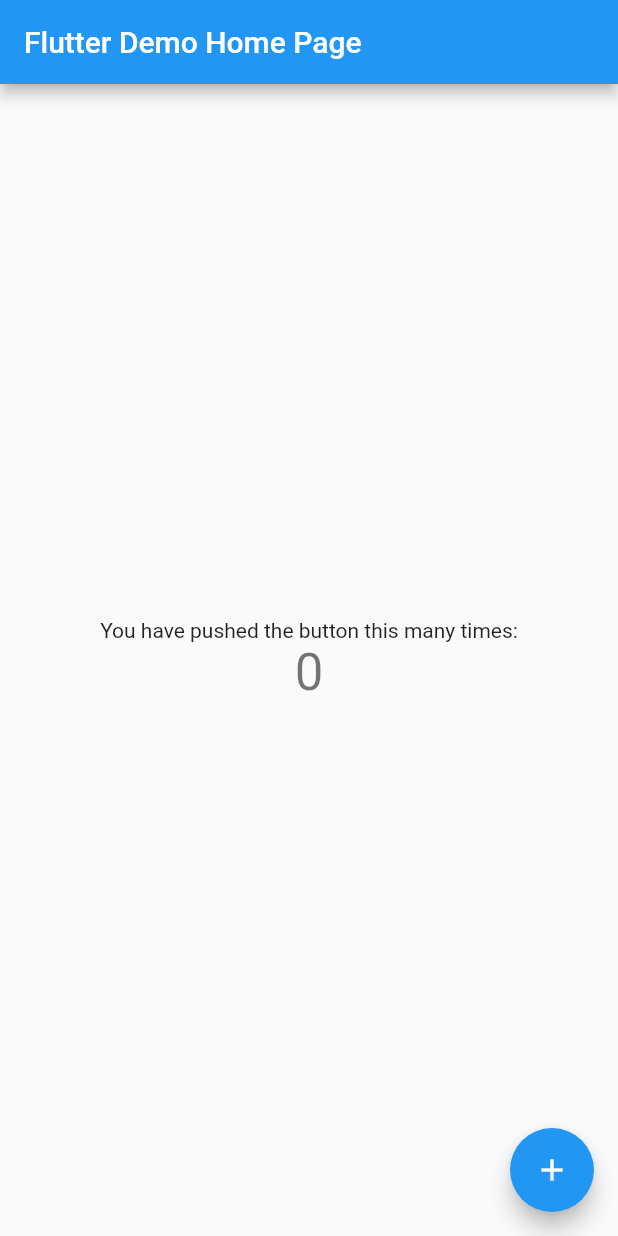
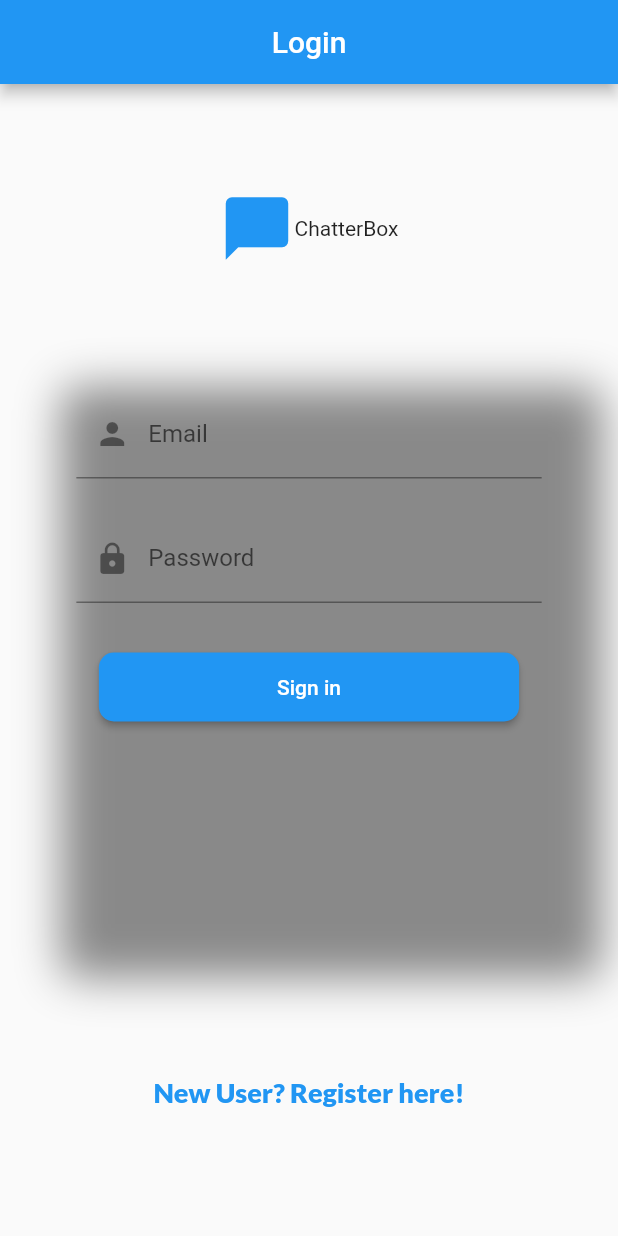
Before and after one commit to grantrona/my-food-find, a Flutter app: the screen it shows after launch, on a phone screen of 412 x 824 dp. Run offline on Flutter 3.47's test engine with Material 2 defaults, Android fonts, the phone set to English and light mode, and no system bars; our stand-ins replace firebase_auth, firebase_core, google_fonts; accounts and stored records are empty.

Commit message:
add basic auth and screen routing

```diff
--- /dev/null
+++ b/my_food_find/lib/controller/auth.dart
@@ -0,0 +1,104 @@
+import 'package:firebase_auth/firebase_auth.dart';
+import 'package:flutter/material.dart';
+
+import '../main.dart';
+
+/// Controls authentication for users.
+class Auth {
+  final firebaseInstance = FirebaseAuth.instance;
+  final userStream = FirebaseAuth.instance.authStateChanges();
+  final user = FirebaseAuth.instance.currentUser;
+
+  // Sign in an existing user using provided credentials
+  Future<bool> signIn(
+      String email, String password, BuildContext context) async {
+    showDialog(
+        context: context,
+        barrierDismissible: false,
+        builder: (context) => const Center(child: CircularProgressIndicator()));
+    var result = null;
+    try {
+      result = await FirebaseAuth.instance
+          .signInWithEmailAndPassword(email: email, password: password);
+    } on FirebaseAuthException catch (e) {
+      if (e.code == 'user-not-found') {
+        // TODO send error code
+      } else if (e.code == 'wrong-password') {
+        // TODO send error code
+      }
+    }
+    navigatorKey.currentState!.popUntil((route) => route.isFirst);
+    if (result == null) {
+      return false;
+    }
+    return result.user != null;
+  }
+
+  // Sign a user out
+  Future<void> signOut() async {
+    await FirebaseAuth.instance.signOut();
+  }
+
+  // Register a new user using provided credentials
+  Future<bool> register(
+      String email, String password, BuildContext context) async {
+    showDialog(
+        context: context,
+        barrierDismissible: false,
+        builder: (context) => const Center(child: CircularProgressIndicator()));
+    var result = null;
+    try {
+      result = await FirebaseAuth.instance
+          .createUserWithEmailAndPassword(email: email, password: password);
+    } on FirebaseAuthException catch (e) {
+      if (e.code == 'weak-password') {
+        // TODO send error code
+      } else if (e.code == 'email-already-in-use') {
+        // TODO send error code
+      }
+    } catch (e) {
+      print(e);
+    }
+    if (result == null) {
+      Navigator.of(context).pop();
+      return false;
+    }
+    navigatorKey.currentState!.popUntil((route) => route.isFirst);
+    return result.user != null;
+  }
+
+  // Validate a password by using reauthentication
+  Future<bool> validatePassword(String password) async {
+    AuthCredential credential = EmailAuthProvider.credential(
+        email: user!.email ?? "null", password: password);
+    try {
+      final credentialCheck = await FirebaseAuth.instance.currentUser!
+          .reauthenticateWithCredential(credential);
+      return credentialCheck.user != null;
+    } on FirebaseAuthException catch (e) {
+      print(e);
+      return false;
+    }
+  }
+
+  // Update a users password (only works after recent validation of user)
+  Future<void> updateUserPassword(String password) {
+    return user!.updatePassword(password);
+  }
+
+  // Update a users email (only works after recent validation of user)
+  Future<String> updateUserEmail(String email) async {
+    try {
+      await user!.updateEmail(email);
+      return "";
+    } on FirebaseAuthException catch (e) {
+      if (e.code == 'invalid-email') {
+        return 'invalid-email';
+      }
+      if (e.code == 'email-already-in-use') {
+        return 'email-already-in-use';
+      }
+    }
+    return "Firebase error";
+  }
+}
--- a/my_food_find/lib/main.dart
+++ b/my_food_find/lib/main.dart
@@ -1,115 +1,47 @@
 import 'package:flutter/material.dart';
+import 'package:my_food_find/routes.dart';
+import 'package:my_food_find/shared/load_screen.dart';
+import 'package:provider/provider.dart';
+import 'package:firebase_core/firebase_core.dart';
 
 void main() {
-  runApp(const MyApp());
+  WidgetsFlutterBinding.ensureInitialized();
+  runApp(MultiProvider(providers: [
+    // TODO
+  ], child: const App()));
 }
 
-class MyApp extends StatelessWidget {
-  const MyApp({super.key});
+class App extends StatefulWidget {
+  const App({super.key});
 
-  // This widget is the root of your application.
+  @override
+  State<App> createState() => _AppState();
+}
+
+final navigatorKey = GlobalKey<NavigatorState>();
+
+class _AppState extends State<App> {
+  final Future<FirebaseApp> _initializeApp = Firebase.initializeApp();
+
   @override
   Widget build(BuildContext context) {
-    return MaterialApp(
-      title: 'Flutter Demo',
-      theme: ThemeData(
-        // This is the theme of your application.
-        //
-        // Try running your application with "flutter run". You'll see the
-        // application has a blue toolbar. Then, without quitting the app, try
-        // changing the primarySwatch below to Colors.green and then invoke
-        // "hot reload" (press "r" in the console where you ran "flutter run",
-        // or simply save your changes to "hot reload" in a Flutter IDE).
-        // Notice that the counter didn't reset back to zero; the application
-        // is not restarted.
-        primarySwatch: Colors.blue,
-      ),
-      home: const MyHomePage(title: 'Flutter Demo Home Page'),
+    // Wait until initailisation and connection to firebase as completed before starting the app
+    return FutureBuilder(
+      future: _initializeApp,
+      builder: (context, snapshot) {
+        if (snapshot.hasError) {
+          return const Text("Error occured during initialisation!",
+              textDirection: TextDirection.ltr);
+        }
+        if (snapshot.connectionState == ConnectionState.done) {
+          return MaterialApp(
+            navigatorKey: navigatorKey,
+            theme: ThemeData.dark(),
+            routes: appRoutes,
+          );
+        }
+        return const LoadScreen();
+      },
     );
   }
 }
-
-class MyHomePage extends StatefulWidget {
-  const MyHomePage({super.key, required this.title});
-
-  // This widget is the home page of your application. It is stateful, meaning
-  // that it has a State object (defined below) that contains fields that affect
-  // how it looks.
-
-  // This class is the configuration for the state. It holds the values (in this
-  // case the title) provided by the parent (in this case the App widget) and
-  // used by the build method of the State. Fields in a Widget subclass are
-  // always marked "final".
-
-  final String title;
-
-  @override
-  State<MyHomePage> createState() => _MyHomePageState();
-}
-
-class _MyHomePageState extends State<MyHomePage> {
-  int _counter = 0;
-
-  void _incrementCounter() {
-    setState(() {
-      // This call to setState tells the Flutter framework that something has
-      // changed in this State, which causes it to rerun the build method below
-      // so that the display can reflect the updated values. If we changed
-      // _counter without calling setState(), then the build method would not be
-      // called again, and so nothing would appear to happen.
-      _counter++;
-    });
-  }
-
-  @override
-  Widget build(BuildContext context) {
-    // This method is rerun every time setState is called, for instance as done
-    // by the _incrementCounter method above.
-    //
-    // The Flutter framework has been optimized to make rerunning build methods
-    // fast, so that you can just rebuild anything that needs updating rather
-    // than having to individually change instances of widgets.
-    return Scaffold(
-      appBar: AppBar(
-        // Here we take the value from the MyHomePage object that was created by
-        // the App.build method, and use it to set our appbar title.
-        title: Text(widget.title),
-      ),
-      body: Center(
-        // Center is a layout widget. It takes a single child and positions it
-        // in the middle of the parent.
-        child: Column(
-          // Column is also a layout widget. It takes a list of children and
-          // arranges them vertically. By default, it sizes itself to fit its
-          // children horizontally, and tries to be as tall as its parent.
-          //
-          // Invoke "debug painting" (press "p" in the console, choose the
-          // "Toggle Debug Paint" action from the Flutter Inspector in Android
-          // Studio, or the "Toggle Debug Paint" command in Visual Studio Code)
-          // to see the wireframe for each widget.
-          //
-          // Column has various properties to control how it sizes itself and
-          // how it positions its children. Here we use mainAxisAlignment to
-          // center the children vertically; the main axis here is the vertical
-          // axis because Columns are vertical (the cross axis would be
-          // horizontal).
-          mainAxisAlignment: MainAxisAlignment.center,
-          children: <Widget>[
-            const Text(
-              'You have pushed the button this many times:',
-            ),
-            Text(
-              '$_counter',
-              style: Theme.of(context).textTheme.headline4,
-            ),
-          ],
-        ),
-      ),
-      floatingActionButton: FloatingActionButton(
-        onPressed: _incrementCounter,
-        tooltip: 'Increment',
-        child: const Icon(Icons.add),
-      ), // This trailing comma makes auto-formatting nicer for build methods.
-    );
-  }
-}
--- /dev/null
+++ b/my_food_find/lib/routes.dart
@@ -0,0 +1,6 @@
+import 'package:my_food_find/view/home.dart';
+
+/// Routes for each of the screens of the app. Used for navigating between the screens.
+var appRoutes = {
+  '/': (context) => const HomeScreen(),
+};
--- /dev/null
+++ b/my_food_find/lib/shared/load_screen.dart
@@ -0,0 +1,39 @@
+import 'package:flutter/material.dart';
+
+class LoadScreen extends StatefulWidget {
+  const LoadScreen({super.key});
+
+  @override
+  State<LoadScreen> createState() => _LoadScreenState();
+}
+
+// Splash screen while the app is initialising/connecting to firebase
+class _LoadScreenState extends State<LoadScreen> {
+  @override
+  Widget build(BuildContext context) {
+    return MaterialApp(
+      home: Scaffold(
+        body: Container(
+          child: Center(
+            child: Column(
+              mainAxisAlignment: MainAxisAlignment.center,
+              crossAxisAlignment: CrossAxisAlignment.center,
+              children: const [
+                Icon(
+                  Icons.flutter_dash,
+                  color: Colors.white,
+                  size: 150,
+                ),
+                Text("Initializing...",
+                    style: TextStyle(
+                      color: Colors.white,
+                      fontWeight: FontWeight.bold,
+                    ))
+              ],
+            ),
+          ),
+        ),
+      ),
+    );
+  }
+}
--- /dev/null
+++ b/my_food_find/lib/view/home.dart
@@ -0,0 +1,36 @@
+import 'package:firebase_auth/firebase_auth.dart';
+import 'package:flutter/material.dart';
+import 'package:my_food_find/controller/auth.dart';
+import 'package:my_food_find/shared/load_screen.dart';
+import 'package:my_food_find/view/login.dart';
+
+class HomeScreen extends StatefulWidget {
+  const HomeScreen({super.key});
+
+  @override
+  State<HomeScreen> createState() => _HomeScreenState();
+}
+
+// Initial screen for the user, determines if the user is logged in. Steam is used to navigate them to either screen.
+// If they are logged in, navigate them to the messages screen, otherwise navigate them to the login screen
+class _HomeScreenState extends State<HomeScreen> {
+  @override
+  Widget build(BuildContext context) {
+    return StreamBuilder<User?>(
+      stream: Auth().userStream,
+      builder: (context, snapshot) {
+        if (snapshot.connectionState == ConnectionState.waiting) {
+          return const LoadScreen();
+        } else if (snapshot.hasError) {
+          return const Center(
+              child: Text("Error Occured", textDirection: TextDirection.ltr));
+        } else if (snapshot.hasData) {
+          // TODO navigate to main screen
+          return const Login();
+        } else {
+          return const Login();
+        }
+      },
+    );
+  }
+}
--- /dev/null
+++ b/my_food_find/lib/view/login.dart
@@ -0,0 +1,165 @@
+import 'package:flutter/material.dart';
+import 'package:google_fonts/google_fonts.dart';
+import '../controller/auth.dart';
+
+class Login extends StatefulWidget {
+  const Login({Key? key}) : super(key: key);
+
+  @override
+  State<Login> createState() => _LoginState();
+}
+
+/// Asks user for their login credentials (email and password). User is logged in using firebase authentication
+class _LoginState extends State<Login> {
+  // Text controllers used to store/read text from text input fields
+  final _emailController = TextEditingController();
+  final _passwordController = TextEditingController();
+
+  bool _credentialsCorrect = true;
+
+  @override
+  Widget build(BuildContext context) {
+    return MaterialApp(
+        home: Scaffold(
+      appBar: AppBar(
+        title: const Text("Login"),
+        centerTitle: true,
+      ),
+
+      // Container for Welcome message
+      body: Center(
+        child: CustomScrollView(slivers: [
+          SliverFillRemaining(
+            hasScrollBody: false,
+            child: Column(
+              mainAxisAlignment: MainAxisAlignment.start,
+              crossAxisAlignment: CrossAxisAlignment.center,
+              children: [
+                Expanded(
+                  flex: 1,
+                  child: Center(
+                    child: Row(
+                      mainAxisAlignment: MainAxisAlignment.center,
+                      crossAxisAlignment: CrossAxisAlignment.center,
+                      children: [
+                        const Icon(
+                          Icons.chat_bubble_outlined,
+                          size: 50,
+                          color: Colors.blue,
+                        ),
+                        Text(
+                          "ChatterBox",
+                          textAlign: TextAlign.center,
+                        ),
+                      ],
+                    ),
+                  ),
+                ),
+                Expanded(
+                  flex: 2,
+                  child: Container(
+                    width: MediaQuery.of(context).size.width * 0.85,
+                    decoration: BoxDecoration(
+                      boxShadow: const [
+                        BoxShadow(
+                            color: Colors.black45,
+                            blurRadius: 25.0,
+                            spreadRadius: 5.0,
+                            offset: Offset(
+                              15.0,
+                              15.0,
+                            ))
+                      ],
+                      borderRadius: BorderRadius.circular(10),
+                    ),
+
+                    // Text inputs for password and email
+                    child: Column(
+                      children: [
+                        Padding(
+                          padding: const EdgeInsets.symmetric(
+                              horizontal: 20, vertical: 12),
+                          child: TextFormField(
+                            keyboardType: TextInputType.emailAddress,
+                            textInputAction: TextInputAction.next,
+                            controller: _emailController,
+                            decoration: InputDecoration(
+                              border: const UnderlineInputBorder(),
+                              labelText: 'Email',
+                              prefixIcon: const Icon(Icons.person),
+                              errorText: _credentialsCorrect ? null : "",
+                            ),
+                          ),
+                        ),
+                        Padding(
+                          padding: const EdgeInsets.symmetric(
+                              horizontal: 20, vertical: 12),
+                          child: TextFormField(
+                            obscureText: true,
+                            controller: _passwordController,
+                            decoration: InputDecoration(
+                              border: const UnderlineInputBorder(),
+                              labelText: 'Password',
+                              prefixIcon: const Icon(Icons.lock),
+                              errorText: _credentialsCorrect
+                                  ? null
+                                  : "Email or password incorrect",
+                            ),
+                          ),
+                        ),
+                        Container(
+                          margin: const EdgeInsets.only(top: 20),
+                          child: FractionallySizedBox(
+                            widthFactor: 0.8,
+                            child: ElevatedButton(
+                                style: ButtonStyle(
+                                    padding:
+                                        MaterialStateProperty.all<EdgeInsets>(
+                                            const EdgeInsets.all(15)),
+                                    shape: MaterialStateProperty.all<
+                                            RoundedRectangleBorder>(
+                                        RoundedRectangleBorder(
+                                      borderRadius: BorderRadius.circular(10.0),
+                                    ))),
+                                onPressed: () async {
+                                  // Check if user has provided correct credentials by passing the credentials to Auth()
+                                  _credentialsCorrect = await Auth().signIn(
+                                      _emailController.text.trim(),
+                                      _passwordController.text.trim(),
+                                      context);
+                                  setState(() {});
+                                },
+                                child: Text(
+                                  'Sign in',
+                                )),
+                          ),
+                        )
+                      ],
+                    ),
+                  ),
+                ),
+
+                // Register button for new users
+                Expanded(
+                  flex: 1,
+                  child: TextButton(
+                    onPressed: () {
+                      Navigator.pushNamed(context, '/register');
+                    },
+                    child: Text(
+                      "New User? Register here!",
+                      style: GoogleFonts.lato(
+                        fontSize: 18,
+                        fontWeight: FontWeight.w800,
+                      ),
+                    ),
+                  ),
+                )
+              ],
+            ),
+          ),
+        ]),
+      ),
+    ));
+  }
+}
--- a/my_food_find/pubspec.yaml
+++ b/my_food_find/pubspec.yaml
@@ -36,6 +36,10 @@ dependencies:
   # The following adds the Cupertino Icons font to your application.
   # Use with the CupertinoIcons class for iOS style icons.
   cupertino_icons: ^1.0.2
+  provider: ^6.0.4
+  firebase_auth: ^4.1.4
+  firebase_core: ^2.3.0
+  google_fonts: ^3.0.1
 
 dev_dependencies:
   flutter_test:
```
Also changed, not shown: my_food_find/pubspec.lock, 2 other files.
